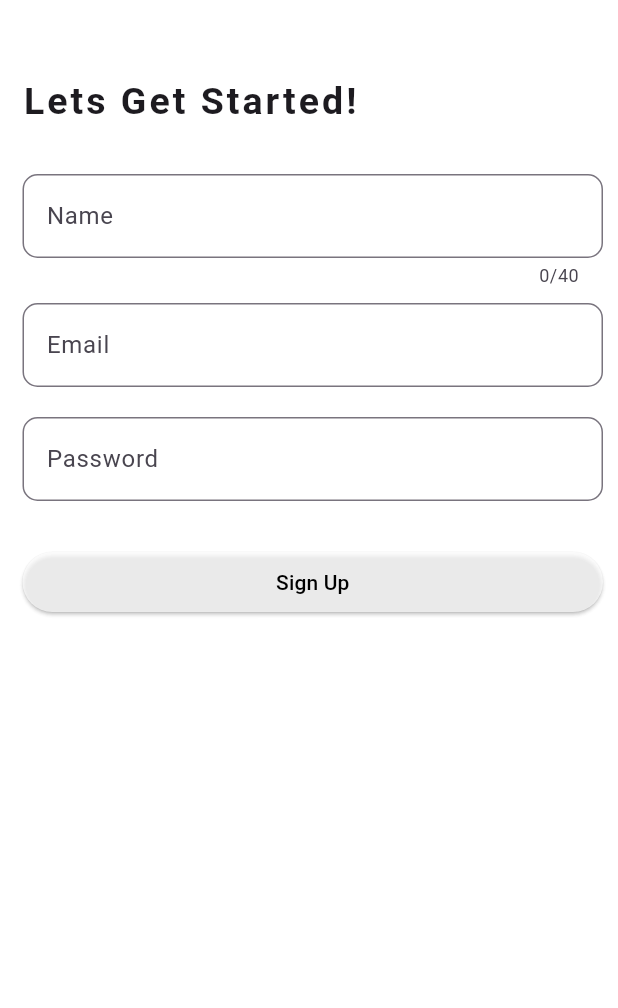
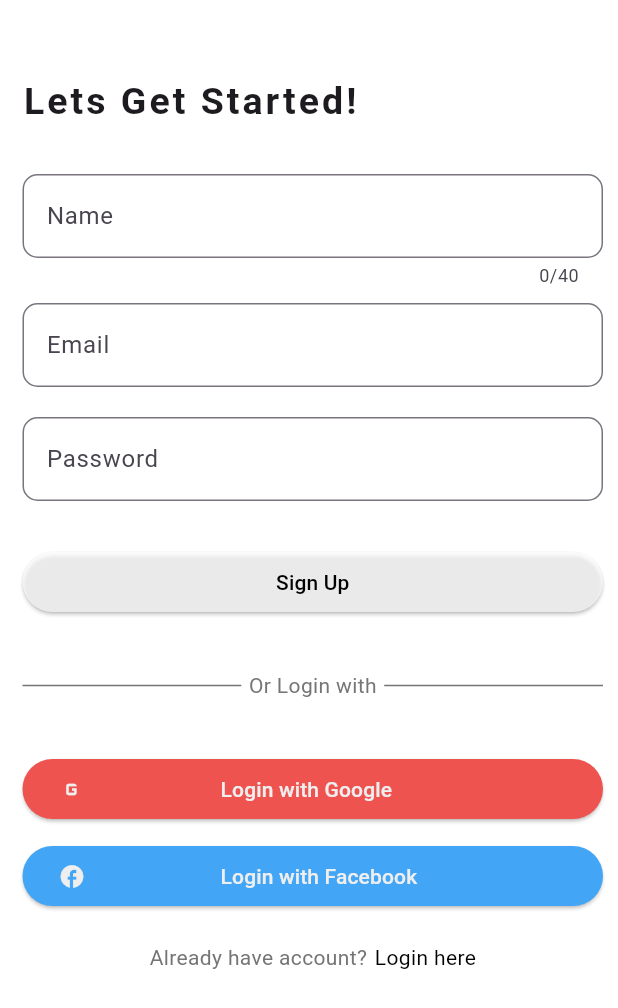
Before and after one commit to bigboss09niel/piggytechfront, a Flutter app: the Signup screen opened by its route, on a phone screen of 412 x 824 dp. Shown: the top 1008 px of the screen. Run offline on Flutter 3.47's test engine with Material 3 defaults, Android fonts, the phone set to English and light mode, and no system bars.

Commit message:
Activity 3.1

```diff
--- a/lib/main.dart
+++ b/lib/main.dart
@@ -3,14 +3,16 @@ import 'package:piggytechfront/home.dart';
 import 'package:piggytechfront/pages/dashboard.dart';
 import 'package:piggytechfront/pages/menu.dart';
 import 'package:piggytechfront/pages/signup.dart';
+import 'package:piggytechfront/pages/login.dart';
 
 void main() => runApp(MaterialApp(
   debugShowCheckedModeBanner: false,
-  initialRoute: '/signup',
+  initialRoute: '/login',
   routes: {
     '/' : (context) => Dashboard(),
     '/menu' : (context) => Menu(),
     '/profile' : (context) => Home(),
     '/signup' : (context) => Signup(),
+    '/login' : (context) => Login(),
   },
 ));
--- a/lib/pages/signup.dart
+++ b/lib/pages/signup.dart
@@ -118,6 +118,90 @@ class _SignupState extends State<Signup> {
                         foregroundColor: Colors.black,
                       ),
                     ),
+                    SizedBox(height: 20.0,),
+                    Row(
+                      children: <Widget>[
+                        Expanded(
+                          child: Divider(
+                            color: Colors.grey[600],
+                            height: 50,
+                          ),
+                        ),
+                        SizedBox(width: 5.0,),
+                        Text(
+                          'Or Login with',
+                          style: TextStyle(
+                            color: Colors.grey[600],
+                          ),
+                        ),
+                        SizedBox(width: 5.0,),
+                        Expanded(
+                          child: Divider(
+                            color: Colors.grey[600],
+                            height: 50,
+                          ),
+                        ),
+                      ],
+                    ),
+                    SizedBox(height: 20.0,),
+                    Column(
+                      crossAxisAlignment: CrossAxisAlignment.stretch,
+                      children: <Widget>[
+                        ElevatedButton(
+                          onPressed: (){},
+                          child: Row(
+                            mainAxisAlignment: MainAxisAlignment.start,
+                            children: <Widget>[
+                              Icon(Icons.g_mobiledata),
+                              SizedBox(width: 90.0,),
+                              Text('Login with Google')
+                            ],
+                          ),
+                          style: ElevatedButton.styleFrom(
+                            backgroundColor: Colors.red[400],
+                            foregroundColor: Colors.grey[200],
+                          ),
+                        ),
+                        SizedBox(height: 10.0,),
+                        ElevatedButton(
+                          onPressed: (){},
+                          child: Row(
+                            mainAxisAlignment: MainAxisAlignment.start,
+                            children: <Widget>[
+                              Icon(Icons.facebook),
+                              SizedBox(width: 90.0,),
+                              Text('Login with Facebook')
+                            ],
+                          ),
+                          style: ElevatedButton.styleFrom(
+                            backgroundColor: Colors.blue[400],
+                            foregroundColor: Colors.grey[200],
+                          ),
+                        ),
+                      ],
+                    ),
+                    SizedBox(height: 20.0,),
+                    Row(
+                      mainAxisAlignment: MainAxisAlignment.center,
+                      children: <Widget>[
+                        Text(
+                          'Already have account?',
+                            style: TextStyle(
+                              color: Colors.grey[600],
+                            ),
+                        ),
+                        SizedBox(width: 5.0,),
+                        InkWell(
+                          child: Text(
+                            'Login here',
+                            style: TextStyle(
+                              color: Colors.black,
+                            ),
+                          ),
+                          onTap: ()=> Navigator.pushReplacementNamed(context, '/login'),
+                        ),
+                      ],
+                    )
                   ],
                 ),
               ),
```
Also changed, not shown: lib/pages/login.dart (added, +128 -0 lines).
